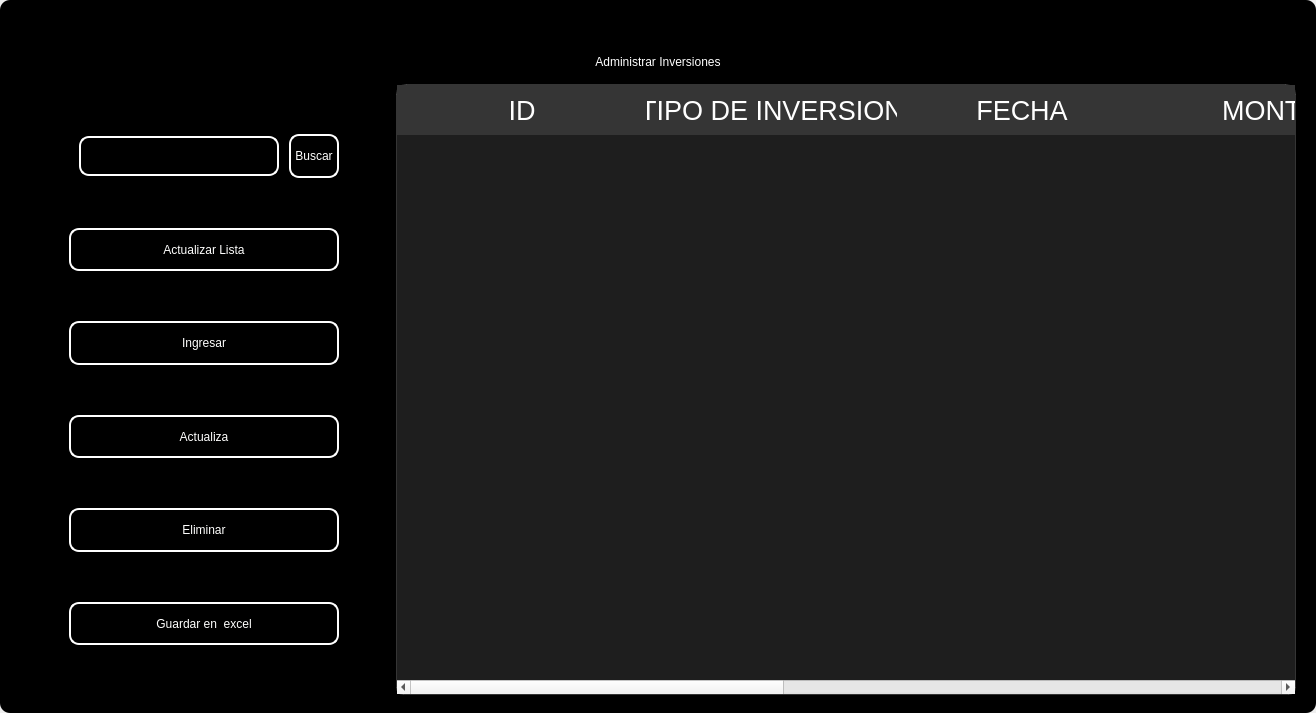
Old version of the form design/standar/maininvestment2.ui in the repository codemiguel-dev/ERP-EmprendeSoft-Desktop.
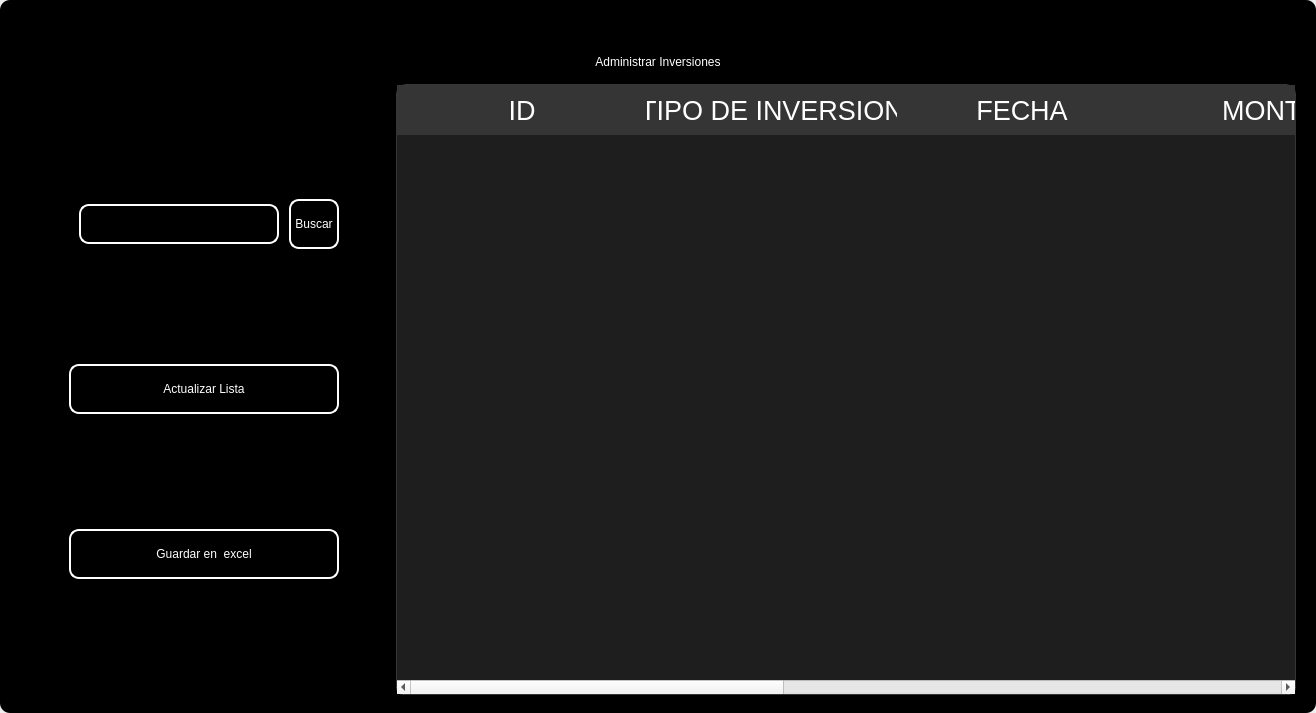
New version of the form. Icons and pictures are not drawn.

```diff
--- a/design/standar/maininvestment2.ui
+++ b/design/standar/maininvestment2.ui
@@ -549,138 +549,6 @@
               </property>
              </widget>
             </item>
-            <item>
-             <widget class="QPushButton" name="btn_add">
-              <property name="minimumSize">
-               <size>
-                <width>0</width>
-                <height>40</height>
-               </size>
-              </property>
-              <property name="maximumSize">
-               <size>
-                <width>300</width>
-                <height>50</height>
-               </size>
-              </property>
-              <property name="cursor">
-               <cursorShape>PointingHandCursor</cursorShape>
-              </property>
-              <property name="styleSheet">
-               <string notr="true">QPushButton{
-border-radius:10px; 
-font: 12pt &quot;Arial&quot;;
-color: rgb(255, 255, 254);
-border: 2px solid #ffffff;
-}
-
-QPushButton:hover{
-border-radius:10px; 
-font: 12pt &quot;Arial&quot;;
-color: rgb(255, 255, 255);
-border: 2px solid rgb(120, 0, 171);
-	background-color: rgb(120, 0, 171);
-}</string>
-              </property>
-              <property name="text">
-               <string>Ingresar</string>
-              </property>
-              <property name="iconSize">
-               <size>
-                <width>35</width>
-                <height>35</height>
-               </size>
-              </property>
-             </widget>
-            </item>
-            <item>
-             <widget class="QPushButton" name="btn_update">
-              <property name="minimumSize">
-               <size>
-                <width>0</width>
-                <height>40</height>
-               </size>
-              </property>
-              <property name="maximumSize">
-               <size>
-                <width>300</width>
-                <height>50</height>
-               </size>
-              </property>
-              <property name="cursor">
-               <cursorShape>PointingHandCursor</cursorShape>
-              </property>
-              <property name="styleSheet">
-               <string notr="true">QPushButton{
-border-radius:10px; 
-font: 12pt &quot;Arial&quot;;
-color: rgb(255, 255, 254);
-border: 2px solid #ffffff;
-}
-
-QPushButton:hover{
-border-radius:10px; 
-font: 12pt &quot;Arial&quot;;
-color: rgb(255, 255, 255);
-border: 2px solid rgb(120, 0, 171);
-	background-color: rgb(120, 0, 171);
-}</string>
-              </property>
-              <property name="text">
-               <string>Actualiza</string>
-              </property>
-              <property name="iconSize">
-               <size>
-                <width>35</width>
-                <height>35</height>
-               </size>
-              </property>
-             </widget>
-            </item>
-            <item>
-             <widget class="QPushButton" name="btn_delete">
-              <property name="minimumSize">
-               <size>
-                <width>0</width>
-                <height>40</height>
-               </size>
-              </property>
-              <property name="maximumSize">
-               <size>
-                <width>300</width>
-                <height>50</height>
-               </size>
-              </property>
-              <property name="cursor">
-               <cursorShape>PointingHandCursor</cursorShape>
-              </property>
-              <property name="styleSheet">
-               <string notr="true">QPushButton{
-border-radius:10px; 
-font: 12pt &quot;Arial&quot;;
-color: rgb(255, 255, 254);
-border: 2px solid #ffffff;
-}
-
-QPushButton:hover{
-border-radius:10px; 
-font: 12pt &quot;Arial&quot;;
-color: rgb(255, 255, 255);
-border: 2px solid rgb(120, 0, 171);
-	background-color: rgb(120, 0, 171);
-}</string>
-              </property>
-              <property name="text">
-               <string>Eliminar</string>
-              </property>
-              <property name="iconSize">
-               <size>
-                <width>35</width>
-                <height>35</height>
-               </size>
-              </property>
-             </widget>
-            </item>
             <item>
              <widget class="QPushButton" name="btn_excel">
               <property name="minimumSize">
```
